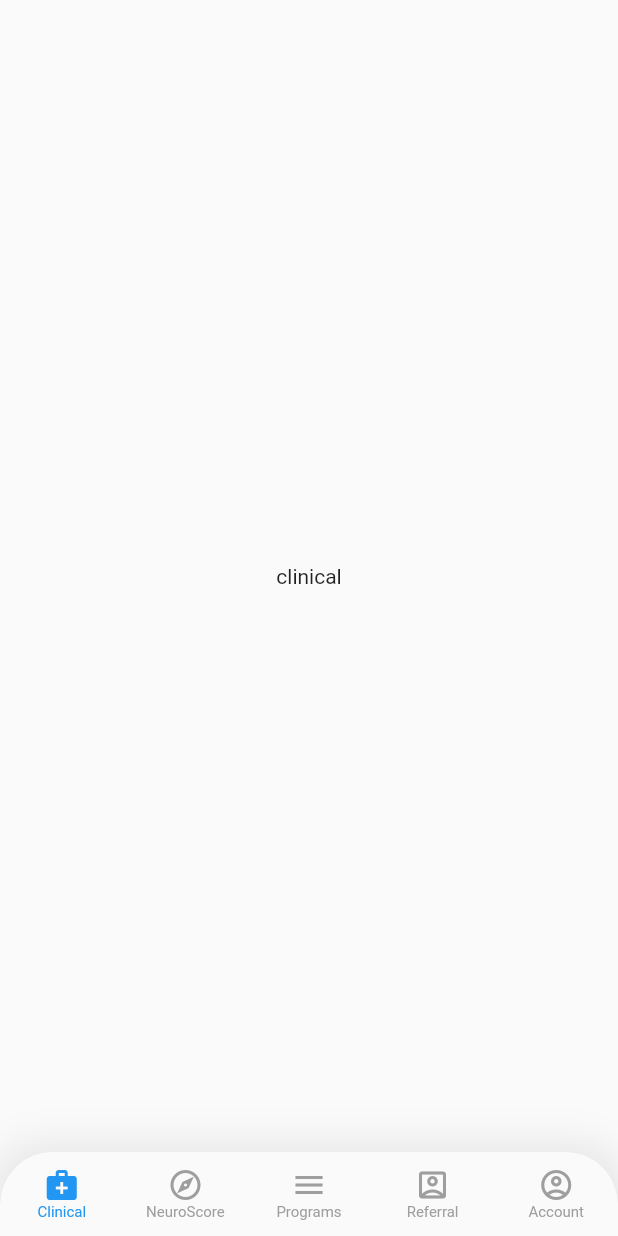
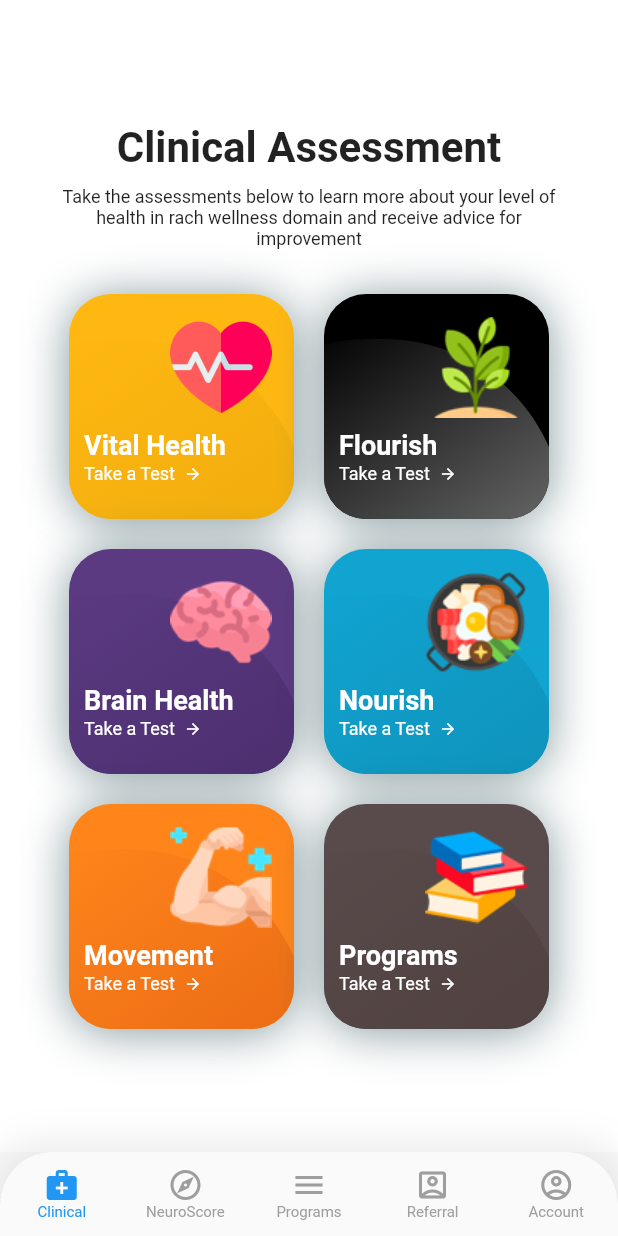
Before and after one commit to patlimm/MLiQ-Interns, a Flutter app: the screen it shows after launch, after a tap on "Go Home", on a phone screen of 412 x 824 dp. Run offline on Flutter 3.47's test engine with Material 2 defaults, Android fonts, the phone set to English and light mode, and no system bars; our stand-ins replace go_router.

Commit message:
SW-Dumas "home screen (clinical)"

```diff
--- a/lib/components/custom_icon_text.dart
+++ b/lib/components/custom_icon_text.dart
@@ -7,10 +7,11 @@ class CustomIconText extends StatelessWidget {
   final String? subtitle;
   final Color backgroudColor;
   final Color foregroudColor;
-  final IconData? icon;
+  final String? icon;
   final Color? iconColor;
   final Alignment? iconAlignment;
   final String? imageUrl;
+  final GestureTapCallback? onTap;
 
   const CustomIconText({
     super.key,
@@ -22,6 +23,7 @@ class CustomIconText extends StatelessWidget {
     this.iconColor,
     this.iconAlignment,
     this.imageUrl,
+    this.onTap,
   });
 
   final double _height = 150;
@@ -29,7 +31,20 @@ class CustomIconText extends StatelessWidget {
 
   @override
   Widget build(BuildContext context) {
-    return ClipRRect(
+    return Container(
+      decoration: BoxDecoration(
+        borderRadius: BorderRadius.circular(28),
+        boxShadow: const [
+          BoxShadow(
+              color: Color(0x820f363d),
+              offset: Offset(0, 2),
+              blurRadius: 27,
+              spreadRadius: 0)
+        ],
+      ),
+      child: GestureDetector(
+        onTap: onTap,
+        child: ClipRRect(
           borderRadius: BorderRadius.circular(28.0),
           child: Container(
             color: backgroudColor,
@@ -85,23 +100,33 @@ class CustomIconText extends StatelessWidget {
               ],
             ),
           ),
+        ),
+      ),
     );
   }
 
-  Widget _getIcon(IconData? iconData) {
+  Widget _getIcon(String? iconData) {
     if (iconData == null) return SizedBox();
 
-    final iconSize = _height * .55;
+    final iconSize = _height * .45;
 
-    return Container(
+    return Padding(
+      padding: const EdgeInsets.all(10.0),
+      child: Container(
         margin: EdgeInsets.symmetric(horizontal: 5, vertical: 5),
         height: iconSize,
         width: iconSize,
         child: Center(
-        child: Icon(
+          // child: Icon(
+          //   iconData,
+          //   size: iconSize,
+          //   color: iconColor,
+          // ),
+          child: Image.asset(
             iconData,
-          size: iconSize,
-          color: iconColor,
+            height: iconSize,
+            width: iconSize,
+          ),
         ),
       ),
     );
--- a/lib/pages/auth/login_page.dart
+++ b/lib/pages/auth/login_page.dart
@@ -32,7 +32,7 @@ class LoginPage extends StatelessWidget {
                   subtitle: 'Take a test',
                   backgroudColor: Colors.yellow,
                   foregroudColor: Colors.orange,
-                  icon: Icons.heart_broken_rounded,
+                  // icon: Icons.heart_broken_rounded,
                   iconColor: Colors.redAccent,
                 ),
                 CustomIconText(
--- /dev/null
+++ b/lib/pages/landing_screen.dart
@@ -0,0 +1,112 @@
+// ignore_for_file: prefer_const_constructors
+
+import 'package:flutter/material.dart';
+import 'package:go_router/go_router.dart';
+import 'package:mliq/components/custom_icon_text.dart';
+import 'package:mliq/routes/app_route_names.dart';
+
+class LandingScreen extends StatelessWidget {
+  const LandingScreen({super.key});
+
+  @override
+  Widget build(BuildContext context) {
+    return Container(
+      // will change the colors and styles in this container into Theme of context -dums
+      color: Colors.white,
+      child: Padding(
+        padding: EdgeInsets.all(30),
+        child: Center(
+          // this page will become scrollable in small screen -dums
+          child: SingleChildScrollView(
+            child: Column(
+              children: [
+                Text(
+                  'Clinical Assessment',
+                  style: TextStyle(
+                    fontWeight: FontWeight.bold,
+                    fontSize: 28,
+                  ),
+                ),
+                SizedBox(height: 9),
+                Text(
+                  'Take the assessments below to learn more about your level of health in rach wellness domain and receive advice for improvement',
+                  textAlign: TextAlign.center,
+                  style: TextStyle(
+                    fontSize: 12,
+                  ),
+                ),
+                SizedBox(height: 30),
+                Wrap(
+                  runSpacing: 20,
+                  spacing: 20,
+                  children: [
+                    CustomIconText(
+                      onTap: () {
+                        context.goNamed(AppRouteNames.placeholder);
+                      },
+                      icon: 'lib/assets/icons/heart.png',
+                      title: 'Vital Health',
+                      subtitle: 'Take a Test',
+                      backgroudColor: Color(0xffffb812),
+                      foregroudColor: Color(0xffeaa70c),
+                    ),
+                    CustomIconText(
+                      onTap: () {
+                        context.goNamed(AppRouteNames.placeholder);
+                      },
+                      icon: 'lib/assets/icons/tree.png',
+                      title: 'Flourish',
+                      subtitle: 'Take a Test',
+                      backgroudColor: Colors.black,
+                      foregroudColor: Colors.grey,
+                    ),
+                    CustomIconText(
+                      onTap: () {
+                        context.goNamed(AppRouteNames.placeholder);
+                      },
+                      icon: 'lib/assets/icons/brain.png',
+                      title: 'Brain Health',
+                      subtitle: 'Take a Test',
+                      backgroudColor: Color(0xff5b3a82),
+                      foregroudColor: Color(0xff442864),
+                    ),
+                    CustomIconText(
+                      onTap: () {
+                        context.goNamed(AppRouteNames.placeholder);
+                      },
+                      icon: 'lib/assets/icons/food.png',
+                      title: 'Nourish',
+                      subtitle: 'Take a Test',
+                      backgroudColor: Color(0xff11a4d1),
+                      foregroudColor: Color(0xff0d89af),
+                    ),
+                    CustomIconText(
+                      onTap: () {
+                        context.goNamed(AppRouteNames.placeholder);
+                      },
+                      icon: 'lib/assets/icons/muscle.png',
+                      title: 'Movement',
+                      subtitle: 'Take a Test',
+                      backgroudColor: Color(0xFFFF851B),
+                      foregroudColor: Color(0xffe05e12),
+                    ),
+                    CustomIconText(
+                      onTap: () {
+                        context.goNamed(AppRouteNames.placeholder);
+                      },
+                      icon: 'lib/assets/icons/books.png',
+                      title: 'Programs',
+                      subtitle: 'Take a Test',
+                      backgroudColor: Color(0xff594b4b),
+                      foregroudColor: Color(0xff4c3b3b),
+                    ),
+                  ],
+                ),
+              ],
+            ),
+          ),
+        ),
+      ),
+    );
+  }
+}
--- /dev/null
+++ b/lib/pages/placheholder.dart
@@ -0,0 +1,12 @@
+import 'package:flutter/material.dart';
+
+class PlaceHolderWidget extends StatelessWidget {
+  const PlaceHolderWidget({super.key});
+
+  @override
+  Widget build(BuildContext context) {
+    return const Center(
+      child: Text('PLACEHOLDER'),
+    );
+  }
+}
--- a/lib/routes/app_route_names.dart
+++ b/lib/routes/app_route_names.dart
@@ -7,6 +7,7 @@ class AppRouteNames {
   static const payment = 'payment';
   static const selectPracticeDoctor = 'selectPracticeDoctor';
   static const onboarding = 'onboarding';
+  static const placeholder = 'placeholder';
 
   // BottomNavigation Route names
   static const clinical = 'clinical';
--- a/lib/routes/bottom_nav_routes.dart
+++ b/lib/routes/bottom_nav_routes.dart
@@ -1,13 +1,21 @@
 import 'package:flutter/material.dart';
 import 'package:go_router/go_router.dart';
 import 'package:mliq/pages/home_page.dart';
-import 'package:mliq/pages/parent_page.dart';
+import 'package:mliq/pages/landing_screen.dart';
+import 'package:mliq/pages/placheholder.dart';
+// import 'package:mliq/pages/parent_page.dart';
 import 'package:mliq/routes/app_route_names.dart';
 
 // This class holds the routes for Bottom Navigation Bar -Wrn
 class BottomNavRoutes {
   static Widget _placeHolderWidget(title) => Center(
         child: Text(title),
+      );
+  static Widget _landingScreen() => const Center(
+        child: LandingScreen(),
+      );
+  static Widget _placeHolderScreen() => const Center(
+        child: PlaceHolderWidget(),
       );
 
   static shellRoute(GlobalKey<NavigatorState> shellNavigatorKey) => ShellRoute(
@@ -28,8 +36,13 @@ class BottomNavRoutes {
             parentNavigatorKey: shellNavigatorKey,
             name: AppRouteNames.clinical,
             path: '/clinical',
-            builder: ((context, state) =>
-                _placeHolderWidget(AppRouteNames.clinical)),
+            builder: ((context, state) => _landingScreen()),
+          ),
+          GoRoute(
+            parentNavigatorKey: shellNavigatorKey,
+            name: AppRouteNames.placeholder,
+            path: '/placeholder',
+            builder: ((context, state) => _placeHolderScreen()),
           ),
           GoRoute(
             name: AppRouteNames.neuroScore,
--- a/pubspec.yaml
+++ b/pubspec.yaml
@@ -62,8 +62,8 @@ flutter:
   uses-material-design: true
 
   # To add assets to your application, add an assets section, like this:
-  # assets:
-  #   - images/a_dot_burr.jpeg
+  assets:
+    - lib/assets/icons/
   #   - images/a_dot_ham.jpeg
 
   # An image asset can refer to one or more resolution-specific "variants", see
```
Also changed, not shown: lib/assets/icons/books.png (added), lib/assets/icons/brain.png (added), lib/assets/icons/food.png (added), lib/assets/icons/heart.png (added), lib/assets/icons/muscle.png (added), lib/assets/icons/tree.png (added), pubspec.lock. Lines whose indentation alone changed are shown as unchanged.
